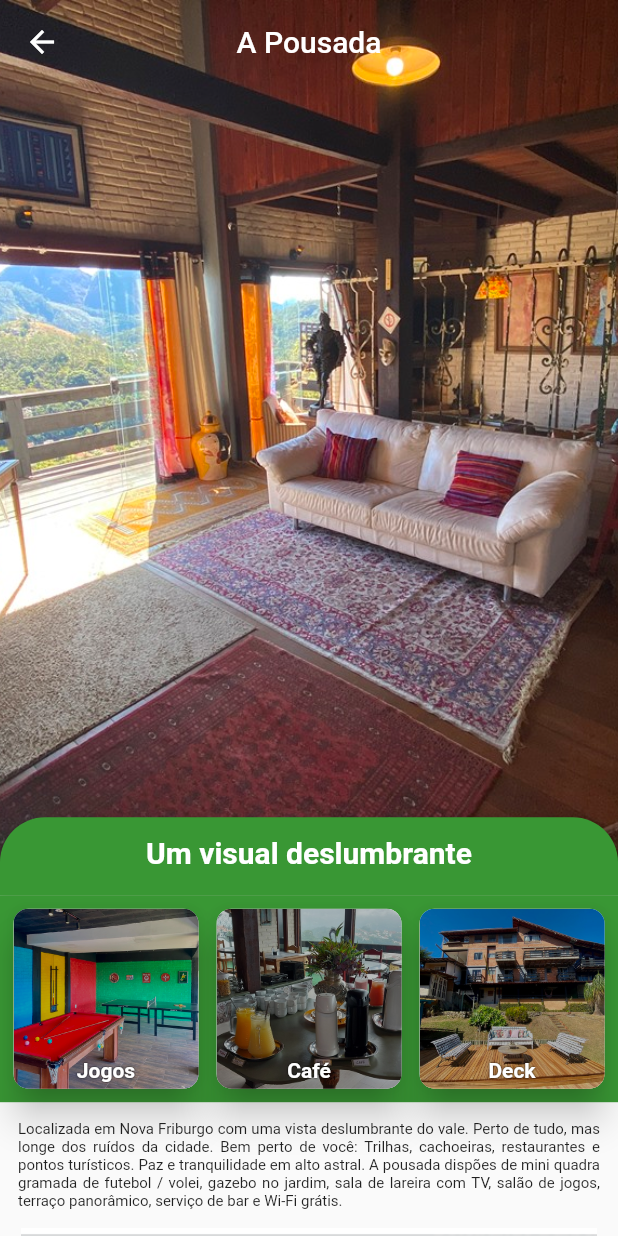
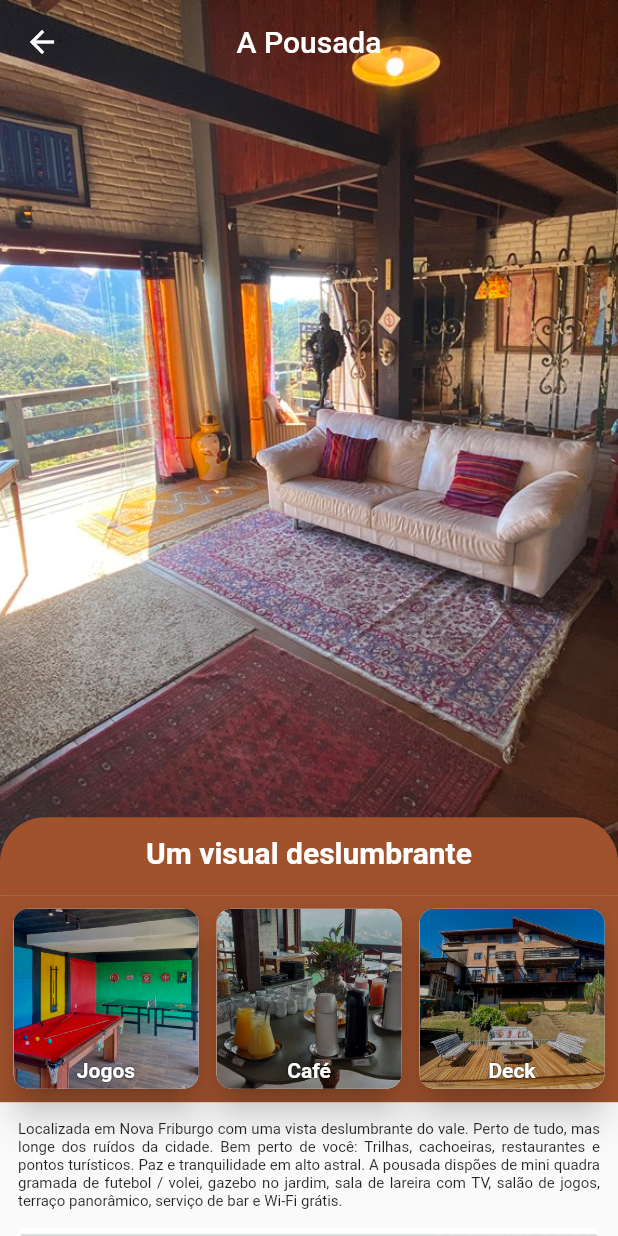
Before and after one commit to mattostiago/vdf, a Flutter app: the screen it shows after launch, after a tap on "A Pousada", on a phone screen of 412 x 824 dp. Run offline on Flutter 3.47's test engine with Material 2 defaults, Android fonts, the phone set to English and light mode, and no system bars; drawn by our look-alikes of flutter_image_slideshow; our stand-ins replace carousel_slider; statements that could not run were skipped.

Commit message:
Paleta de cores alterada

```diff
--- a/lib/source/data/dados.dart
+++ b/lib/source/data/dados.dart
@@ -10,7 +10,8 @@ class Dados {
   //INICIAL
   Imagem capaPagInicial =
       Imagem('assets/pousada/vista2.jpg', "Capa Vista", "Capa Vista Pousada");
-
+  Imagem background =
+      Imagem('assets/background.png', 'Background', 'Background');
   //Standard Casal
   Imagem margarida = Imagem('assets/acomodacoes/standard-casal/margarida.jpg',
       "Margarida", "Standard Casal");
--- a/lib/source/responsive/mobile_body.dart
+++ b/lib/source/responsive/mobile_body.dart
@@ -74,7 +74,7 @@ class _MyMobileBodyState extends State<MyMobileBody> {
         children: [
           Positioned.fill(
             child: Image.asset(
-              'assets/background.png',
+              dados.background.imagem,
               repeat: ImageRepeat.repeat,
             ),
           ),
--- a/lib/source/utils/constants.dart
+++ b/lib/source/utils/constants.dart
@@ -13,18 +13,32 @@ Color? corTerciaria = Colors.black; //background
 //Color? corPrimaria = Colors.deepPurple[400];
 //Color? corSecundaria = Colors.deepPurple[300];
 //Color? corTerciaria = Colors.deepPurple[200]; //background
-MaterialColor corPrimaria = Colors.green;
-Color? corPadrao = Colors.green[800];
+//MaterialColor corPrimaria = Colors.green;
+//Color? corPadrao = Colors.green[800];
+//Color? corSecundaria = Colors.green[100];
+//Color? corTerciaria = Colors.transparent; //background
+//Color corLimao = Colors.lime;
+
+MaterialColor corPrimaria = Colors.brown;
+Color? corPadrao = Colors.blue;
 Color? corSecundaria = Colors.green[100];
 Color? corTerciaria = Colors.transparent; //background
+Color corLimao = Colors.amber;
 
-Color corLimao = Colors.lime;
-
+//paleta de cores baseado no logo
+Color cor1 = Color.fromRGBO(222, 184, 135, 1);
+Color cor2 = Color(0xFFd8e480);
+Color cor3 = Color.fromRGBO(160, 82, 45, 1);
+//Color cor3 = Color(0xFF399734);
+Color cor4 = Color(0xFF589a6a);
+Color cor5 = Color(0xFFa8cca0);
+/*
 //paleta de cores baseado no logo
 Color cor1 = Color(0xFFa5c415);
 Color cor2 = Color(0xFFd8e480);
 Color cor3 = Color(0xFF399734);
 Color cor4 = Color(0xFF589a6a);
 Color cor5 = Color(0xFFa8cca0);
+*/
 
 String urlWhatsApp = 'https://api.whatsapp.com/send?phone=5522997886941';
```
